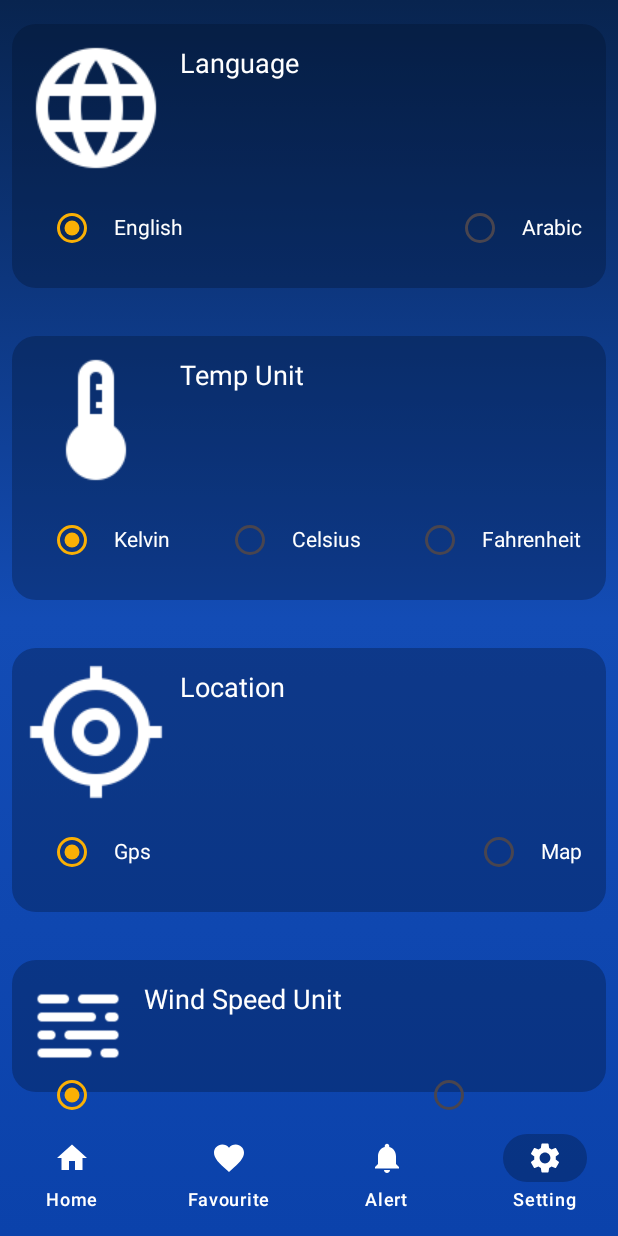
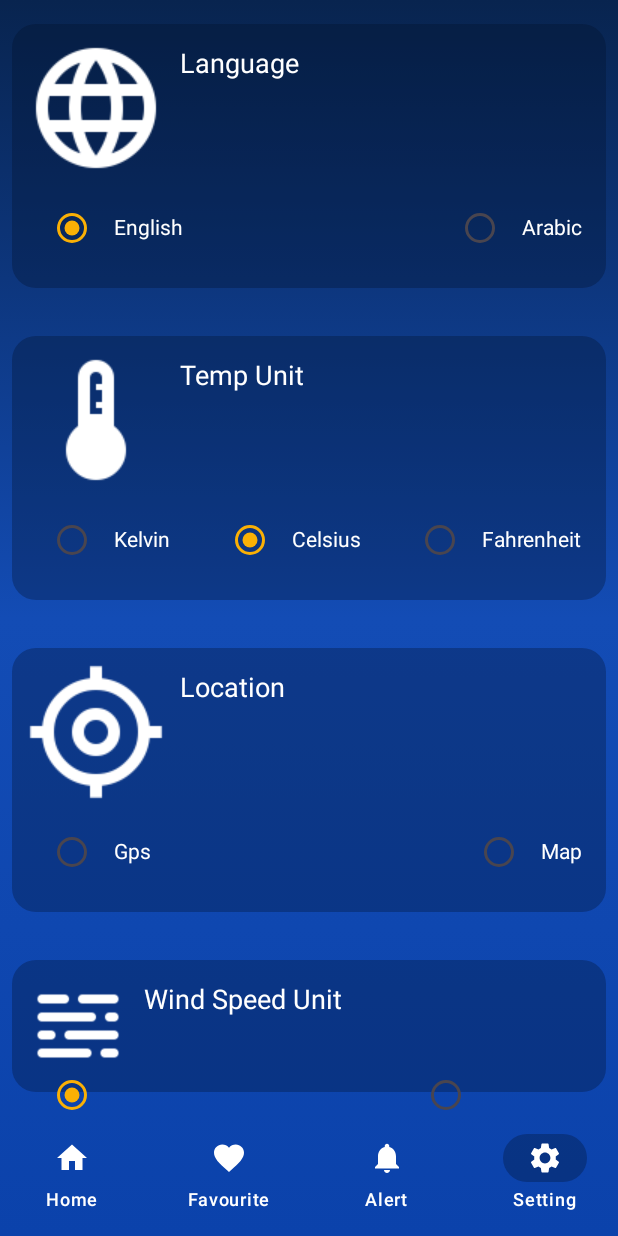
Before and after one commit to JailanMedhatt/Weather-wizard, an Android app built with Jetpack Compose: the screen it shows after launch (MainActivity), item 4 of the bottom bar chosen, on a phone screen of 412 x 824 dp. Run offline under Robolectric (Android 15) with nearby library versions, the light colour scheme and no system bars; our stand-ins replace livedata-compose; libraries missing offline, so code that uses them is left out: com.bumptech.glide.

Commit message:
settings logic except the choice of gps or map

```diff
--- a/app/src/main/AndroidManifest.xml
+++ b/app/src/main/AndroidManifest.xml
@@ -14,12 +14,14 @@
         android:roundIcon="@mipmap/ic_launcher_round"
         android:supportsRtl="true"
         android:theme="@style/Theme.WeatherWizard"
+        android:name=".MyApplication"
         tools:targetApi="31">
         <activity
             android:name=".MainActivity"
             android:exported="true"
             android:label="@string/app_name"
-            android:theme="@style/Theme.WeatherWizard">
+            android:theme="@style/Theme.WeatherWizard"
+            android:configChanges="locale|layoutDirection">
             <intent-filter>
                 <action android:name="android.intent.action.MAIN" />
 
--- a/app/src/main/java/com/example/weatherwizard/MainActivity.kt
+++ b/app/src/main/java/com/example/weatherwizard/MainActivity.kt
@@ -3,8 +3,10 @@ import android.annotation.SuppressLint
 import android.content.Context
 import android.content.Intent
 import android.content.pm.PackageManager
+import android.content.res.Configuration
 import android.location.Location
 import android.location.LocationManager
+import android.os.Build
 import android.os.Bundle
 import android.os.Looper
 import android.provider.Settings
@@ -41,28 +43,56 @@ import com.google.android.gms.location.LocationRequest
 import com.google.android.gms.location.LocationResult
 import com.google.android.gms.location.LocationServices
 import com.google.android.gms.location.Priority
+import java.util.Locale
+
 const val TAG = "MainActivity"
 const val REQUEST_LOCATION_CODE = 2005
 class MainActivity : ComponentActivity() {
     private lateinit var homeViewModel: HomeViewModel
 
     override fun onCreate(savedInstanceState: Bundle?) {
-        super.onCreate(savedInstanceState)
-        enableEdgeToEdge()
-         homeViewModel= ViewModelProvider(this, HomeViewModel.MyFactory(Repository.getInstance(
+        homeViewModel= ViewModelProvider(this, HomeViewModel.MyFactory(Repository.getInstance(
             RemoteDataSource(RetrofitHelper.retrofitInstance)
         ))).
         get(HomeViewModel::class.java)
+        applySavedLanguage(this)
+       // (application as MyApplication).applySavedLanguage(this)
+        super.onCreate(savedInstanceState)
+        enableEdgeToEdge()
+
+
+
         setContent {
+//            homeViewModel.languageState = remember { mutableStateOf("en") }
             homeViewModel.locationState = remember { mutableStateOf(Location(LocationManager.GPS_PROVIDER)) }
+
             MainScreen()
 
             //Log.i(TAG, "onCreate: ${locationState.value.latitude}")
 
         }
+
+
     }
 
+    fun applySavedLanguage(context: Context) {
+        val sharedPreferences = SharedPref.getInstance(context)
+        val language = sharedPreferences.getLanguage() ?: "en"
+        Log.i("tag", "applySavedLanguage:$language ")
+       // homeViewModel.languageState.value= language
+        homeViewModel.setLanguage(language)
+        val locale = Locale(language)
+        Locale.setDefault(locale)
 
+        val config = Configuration(resources.configuration)
+        config.setLocale(locale)
+        if (Build.VERSION.SDK_INT >= Build.VERSION_CODES.N) {
+            context.createConfigurationContext(config)
+            resources.updateConfiguration(config, resources.displayMetrics)
+        } else {
+            resources.updateConfiguration(config, resources.displayMetrics)
+        }
+    }
     @OptIn(ExperimentalGlideComposeApi::class)
     @SuppressLint("UnusedMaterial3ScaffoldPaddingParameter")
     @Composable
@@ -156,4 +186,5 @@ class MainActivity : ComponentActivity() {
             LocationManager.NETWORK_PROVIDER
         )
     }
+
 }
--- /dev/null
+++ b/app/src/main/java/com/example/weatherwizard/MyApplication.kt
@@ -0,0 +1,34 @@
+package com.example.weatherwizard
+
+import android.app.Application
+import android.content.Context
+import android.content.res.Configuration
+import android.os.Build
+import android.util.Log
+import java.util.Locale
+
+class MyApplication : Application() {
+    override fun onCreate() {
+        super.onCreate()
+     //  applySavedLanguage(this)
+    }
+     fun applySavedLanguage(context: Context) {
+        val sharedPreferences = SharedPref.getInstance(context)
+        val language = sharedPreferences.getLanguage() ?: "ar"
+        Log.i("tag", "applySavedLanguage:$language ")
+
+        val locale = Locale(language)
+        Locale.setDefault(locale)
+
+        val config = Configuration(resources.configuration)
+        config.setLocale(locale)
+        if (Build.VERSION.SDK_INT >= Build.VERSION_CODES.N) {
+            context.createConfigurationContext(config)
+            resources.updateConfiguration(config, resources.displayMetrics)
+        } else {
+            resources.updateConfiguration(config, resources.displayMetrics)
+        }
+    }
+
+
+}
--- a/app/src/main/java/com/example/weatherwizard/Repo.kt
+++ b/app/src/main/java/com/example/weatherwizard/Repo.kt
@@ -7,11 +7,11 @@ import kotlinx.coroutines.flow.Flow
 import retrofit2.Response
 
 class Repository private constructor(val remoteDataSource: RemoteDataSource){
-     fun getCurrentWeather(latitude:Double,logitude:Double): Flow<CurrentWeatherResponse> {
-        return remoteDataSource.getCurrentWeatherResponse(latitude=latitude,logitude=logitude)
+     fun getCurrentWeather(latitude:Double,logitude:Double,lang:String,units:String): Flow<CurrentWeatherResponse> {
+        return remoteDataSource.getCurrentWeatherResponse(latitude=latitude,logitude=logitude,lang=lang,units=units)
     }
-     fun getHoursResponse(latitude: Double,longitude: Double): Flow<List<CurrentWeatherResponse>> {
-        return remoteDataSource.getHoursResponse(latitude=latitude,logitude=longitude)
+     fun getHoursResponse(latitude: Double,longitude: Double,lang:String,units:String): Flow<List<CurrentWeatherResponse>> {
+        return remoteDataSource.getHoursResponse(latitude=latitude,logitude=longitude,lang=lang,units=units)
 
     }
     companion object{
--- /dev/null
+++ b/app/src/main/java/com/example/weatherwizard/SharedPref.kt
@@ -0,0 +1,48 @@
+package com.example.weatherwizard
+
+import android.content.Context
+import android.content.SharedPreferences
+
+class SharedPref (context: Context){
+    private val sharedPreferences: SharedPreferences =
+        context.applicationContext.getSharedPreferences(FILENAME, Context.MODE_PRIVATE)
+    private val editor: SharedPreferences.Editor = sharedPreferences.edit()
+    companion object {
+        private const val FILENAME = "sharedPrefFile"
+        private const val LANGGUAGE = "language"
+        private const val TEMPUNIT = "TEMPunit"
+        private const val WindSpeedUnit = "WindSpeedUnit"
+        @Volatile
+        private var instance: SharedPref? = null
+
+        fun getInstance(context: Context): SharedPref {
+            return instance ?: synchronized(this) {
+                instance ?: SharedPref(context).also { instance = it }
+            }
+        }
+    }
+    fun setLanguage(language: String) {
+        editor.putString(LANGGUAGE, language).apply()
+        editor.commit()
+
+    }
+    fun getLanguage(): String? {
+        return sharedPreferences.getString(LANGGUAGE,"en")
+    }
+fun setTempUnit(tempUnit: String) {
+    editor.putString(TEMPUNIT, tempUnit).apply()
+
+}
+    fun getTempUnit(): String? {
+        return sharedPreferences.getString(TEMPUNIT, "metric")
+    }
+    fun setWindSpeedUnit(windSpeedUnit: String) {
+        editor.putString(WindSpeedUnit, windSpeedUnit).apply()
+        editor.commit()
+    }
+    fun getWindSpeedUnit(): String? {
+        return sharedPreferences.getString(WindSpeedUnit, "Meter/Sec")
+    }
+
+
+}
--- a/app/src/main/java/com/example/weatherwizard/data/Network/Retrofit.kt
+++ b/app/src/main/java/com/example/weatherwizard/data/Network/Retrofit.kt
@@ -14,9 +14,9 @@ val apiKey ="f43cdb818e5d692f028dfc4bf07e12be"
 
 interface RetrofitHandler{
     @GET("weather")
-   suspend fun getCurrentWeatherResponse(@Query("lat" )  latitude:Double,@Query("lon" )  longitude:Double,@Query("appid" )  appid:String= apiKey): Response<CurrentWeatherResponse>
+   suspend fun getCurrentWeatherResponse(@Query("lat" )  latitude:Double,@Query("lon" )  longitude:Double,@Query("lang") lang:String,@Query("units") units:String,@Query("appid" )  appid:String= apiKey): Response<CurrentWeatherResponse>
     @GET("forecast")
-    suspend fun getHoursResponse(@Query("lat" )  latitude:Double,@Query("lon" )  longitude:Double,@Query("appid" )  appid:String= apiKey): Response<ThreeHoursResponse>
+    suspend fun getHoursResponse(@Query("lat" )  latitude:Double,@Query("lon" )  longitude:Double,@Query("lang") lang:String,@Query("units") units:String,@Query("appid" )  appid:String= apiKey): Response<ThreeHoursResponse>
 }
 object RetrofitHelper{
     val baseUrl ="https://api.openweathermap.org/data/2.5/"
--- a/app/src/main/java/com/example/weatherwizard/home/viewModel/HomeViewModel.kt
+++ b/app/src/main/java/com/example/weatherwizard/home/viewModel/HomeViewModel.kt
@@ -2,6 +2,7 @@ package com.example.weatherwizard.home.viewModel
 import android.location.Location
 import android.util.Log
 import androidx.compose.runtime.MutableState
+import androidx.compose.runtime.mutableStateOf
 import androidx.lifecycle.LiveData
 import androidx.lifecycle.MutableLiveData
 import androidx.lifecycle.ViewModel
@@ -27,6 +28,10 @@ import java.util.Locale
 class HomeViewModel(private val repo :Repository):ViewModel() {
      lateinit var fusedLocationProviderClient: FusedLocationProviderClient
      lateinit var locationState: MutableState<Location>
+    private   var _languageState: MutableStateFlow<String> = MutableStateFlow("en")
+
+    private   var _unitState: MutableStateFlow<String> = MutableStateFlow("metric")
+
    private var date :MutableLiveData<String> = MutableLiveData()
     val immutableDate : LiveData<String> = date
     private var CurrentWeatherresponse = MutableStateFlow<Response>(Response.Loading)
@@ -36,6 +41,13 @@ class HomeViewModel(private val repo :Repository):ViewModel() {
     private var daysResponse = MutableStateFlow<Response>(Response.Loading)
     val immutableDaysResponse =daysResponse.asStateFlow()
    lateinit private var hoursList :Flow<List<CurrentWeatherResponse>>
+
+    fun setLanguage(language: String) {
+        _languageState.value = language
+    }
+    fun setTempUnit(unit: String) {
+        _unitState.value = unit
+    }
 
     fun getResponses(){
         viewModelScope.launch {
@@ -70,7 +82,7 @@ class HomeViewModel(private val repo :Repository):ViewModel() {
 
     }
     suspend fun getCurrentWeather(){
-         repo.getCurrentWeather(latitude = locationState.value.latitude,logitude = locationState.value.longitude).collect{
+         repo.getCurrentWeather(latitude = locationState.value.latitude,logitude = locationState.value.longitude,_languageState.value,_unitState.value).collect{
             CurrentWeatherresponse.value=Response.CurrentWeatherSuccess(it)
         }
 
@@ -78,7 +90,7 @@ class HomeViewModel(private val repo :Repository):ViewModel() {
     }
    suspend fun getHours(){
                 repo.getHoursResponse(latitude = locationState.value.latitude,
-                    longitude = locationState.value.longitude).map {
+                    longitude = locationState.value.longitude,_languageState.value, units = _unitState.value).map {
                       hoursList= flowOf(it)
                         it.take(8)
 
--- a/app/src/main/java/com/example/weatherwizard/settings/view/SettingView.kt
+++ b/app/src/main/java/com/example/weatherwizard/settings/view/SettingView.kt
@@ -1,9 +1,6 @@
 package com.example.weatherwizard.settings.view
-
 import androidx.compose.foundation.background
-import androidx.compose.foundation.clickable
 import androidx.compose.foundation.layout.Arrangement
-import androidx.compose.foundation.layout.Box
 import androidx.compose.foundation.layout.Column
 import androidx.compose.foundation.layout.Row
 import androidx.compose.foundation.layout.fillMaxSize
@@ -11,52 +8,88 @@ import androidx.compose.foundation.layout.fillMaxWidth
 import androidx.compose.foundation.layout.padding
 import androidx.compose.foundation.shape.RoundedCornerShape
 import androidx.compose.material3.Icon
-import androidx.compose.material3.MaterialTheme
 import androidx.compose.material3.RadioButton
-import androidx.compose.material3.RadioButtonColors
 import androidx.compose.material3.RadioButtonDefaults
 import androidx.compose.material3.Text
 import androidx.compose.runtime.Composable
+import androidx.compose.runtime.LaunchedEffect
+import androidx.compose.runtime.MutableState
+import androidx.compose.runtime.SideEffect
 import androidx.compose.runtime.mutableStateOf
 import androidx.compose.runtime.remember
-
 import androidx.compose.ui.Alignment
 import androidx.compose.ui.Modifier
 import androidx.compose.ui.graphics.Color
+import androidx.compose.ui.platform.LocalContext
 import androidx.compose.ui.res.painterResource
+import androidx.compose.ui.res.stringResource
 import androidx.compose.ui.unit.dp
 import androidx.compose.ui.unit.sp
 import com.example.weatherwizard.MyColors
 import com.example.weatherwizard.R
+import com.example.weatherwizard.SharedPref
+import com.example.weatherwizard.settings.viewModel.SettingsViewModel
 import com.example.weatherwizard.ui.theme.orange
-
 @Composable
 fun SettingScreen(){
-    val settingItems = listOf(SettingItem(icon = R.drawable.language, description = "Language"
-        , options = listOf("English", "Arabic")
-    ),SettingItem(icon = R.drawable.temp, description = "Temp Unit"
-        , options = listOf("Kelvin", "Celsius", "Fahrenheit"),
+    val viewModel= SettingsViewModel()
+    val context = LocalContext.current
+    val sharedPref= SharedPref.getInstance(context)
+
+        val selectedLanguage = remember { mutableStateOf(sharedPref.getLanguage()?:"en") }
+        val selectedTempUnit = remember {  mutableStateOf( sharedPref.getTempUnit()?:"metric")}
+        val selectedWindSpeedUnit = remember { mutableStateOf(sharedPref.getWindSpeedUnit()?:"Meter/Sec") }
+
+    val isArabic = selectedLanguage.value == "ar" || selectedLanguage.value == "العربية"
+
+    selectedLanguage.value = if (isArabic) "العربية" else "English"
+    selectedTempUnit.value = when (selectedTempUnit.value) {
+        "metric", "Celsius", "درجة مئوية" -> if (isArabic) "درجة مئوية" else "Celsius"
+        "imperial", "Fahrenheit", "فهرنهايت" -> if (isArabic) "فهرنهايت" else "Fahrenheit"
+        else -> if (isArabic) "كلفن" else "Kelvin"
+    }
+
+    selectedWindSpeedUnit.value = if (selectedTempUnit.value == (if (isArabic) "فهرنهايت" else "Fahrenheit")) {
+        if (isArabic) "ميل/ساعة" else "Mile/Hour"
+    } else {
+        if (isArabic) "متر/ثانية" else "Meter/Sec"
+    }
+
+
+
+    val settingItems = listOf(SettingItem(icon = R.drawable.language, description = stringResource(R.string.language)
+        , options = listOf(stringResource(R.string.english), stringResource(R.string.arabic)),selectedLanguage
+   ,action ={selectedOption-> viewModel.changeAppLanguage(selectedOption,context) } ),
+        SettingItem(
+        icon = R.drawable.temp, description = stringResource(R.string.temp_unit),
+        options = listOf(stringResource(R.string.kelvin),
+            stringResource(R.string.celsius), stringResource(R.string.fahrenheit)
+        ),selectedTempUnit,action ={selectedOption-> viewModel.changeTempUnit(selectedOption,context) }
+    ),
+        SettingItem(icon = R.drawable.my_location, description = stringResource(R.string.location)
+            , options = listOf(stringResource(R.string.gps), stringResource(R.string.map)),selectedLanguage
         ),
-        SettingItem(icon = R.drawable.my_location, description = "Location"
-            , options = listOf("Gps", "Map")
-        ),
-        SettingItem(icon = R.drawable.wind_setting, description = "Wind Speed Unit"
-            , options = listOf("Meter/Sec", "mile/hour")
+        SettingItem(icon = R.drawable.wind_setting, description = stringResource(R.string.wind_speed_unit)
+            , options = listOf(stringResource(R.string.meter_sec),
+                stringResource(R.string.mile_hour)),selectedWindSpeedUnit, action = null
         )
     )
     Column (modifier = Modifier
         .fillMaxSize()
     ){
-       settingItems.forEachIndexed { index, settingItem -> RadioButtonRow(options = settingItem.options, icon = settingItem.icon, description = settingItem.description)  }
+       settingItems.forEachIndexed { index, settingItem -> RadioButtonRow(options = settingItem.options, icon = settingItem.icon, description = settingItem.description,
+           action =settingItem.action,settingItem.savedOption)  }
     }
+
+
 }
 
 @Composable
-fun RadioButtonRow(options :List<String>,icon :Int,description:String) {
-//    val options = listOf("Option 1", "Option 2")
-    var selectedOption = remember { mutableStateOf(options[0]) }
-
-Column (Modifier.padding(vertical = 16.dp, horizontal = 8.dp).background(MyColors.secondary.color, shape = RoundedCornerShape(16.dp)).padding(vertical = 8.dp, horizontal = 8.dp)){
+fun RadioButtonRow(options :List<String>,icon :Int,description:String, action: ((option:String)->Unit)?,savedOption:MutableState<String>) {
+Column (Modifier
+    .padding(vertical = 16.dp, horizontal = 8.dp)
+    .background(MyColors.secondary.color, shape = RoundedCornerShape(16.dp))
+    .padding(vertical = 8.dp, horizontal = 8.dp)){
     Row{ Icon(painter = painterResource(icon), contentDescription = "",
         tint = Color.White
     )
@@ -69,8 +102,15 @@ Column (Modifier.padding(vertical = 16.dp, horizontal = 8.dp).background(MyColor
                     .padding(8.dp)
             ) {
                 RadioButton(
-                    selected = (option == selectedOption.value),
-                    onClick = { selectedOption.value = option },
+                    selected = (option == savedOption.value),
+                    onClick = {
+
+                        if (action != null) {
+                       savedOption.value = option
+                            savedOption.value= option
+
+                        action(option)
+                    }},
                    colors = RadioButtonDefaults.colors(selectedColor = orange)
                 )
                 Text(
@@ -81,4 +121,4 @@ Column (Modifier.padding(vertical = 16.dp, horizontal = 8.dp).background(MyColor
         }
     }}
 }
-class SettingItem(val icon :Int , val description: String , val options :List<String>)
+class SettingItem(val icon :Int , val description: String , val options :List<String>,val savedOption: MutableState<String>, val action: ((option:String)->Unit)?=null)
--- a/app/src/main/res/values/strings.xml
+++ b/app/src/main/res/values/strings.xml
@@ -12,4 +12,18 @@
     <string name="cloudiness">" Cloudiness :"</string>
     <string name="upcoming_daily_temperatures">Upcoming Daily Temperatures :</string>
     <string name="pressure">" Pressure :"</string>
+    <string name="english">English</string>
+    <string name="arabic">Arabic</string>
+    <string name="language">Language</string>
+    <string name="location">Location</string>
+    <string name="wind_speed_unit">Wind Speed Unit</string>
+    <string name="temp_unit">Temp Unit</string>
+    <string name="kelvin">Kelvin</string>
+    <string name="celsius">Celsius</string>
+    <string name="fahrenheit">Fahrenheit</string>
+    <string name="gps">Gps</string>
+    <string name="map">Map</string>
+    <string name="meter_sec">Meter/Sec</string>
+    <string name="mile_hour">Mile/Hour</string>
+    <string name="feels_like">Feels like :</string>
 </resources>
```
Also changed, not shown: app/src/main/java/com/example/weatherwizard/data/Network/RemoteDataSource.kt (+5 -7 lines), app/src/main/java/com/example/weatherwizard/home/view/HomeView.kt (+51 -33 lines), app/src/main/java/com/example/weatherwizard/settings/viewModel/SettingsViewModel.kt (added, +38 -0 lines), 1 other file.
